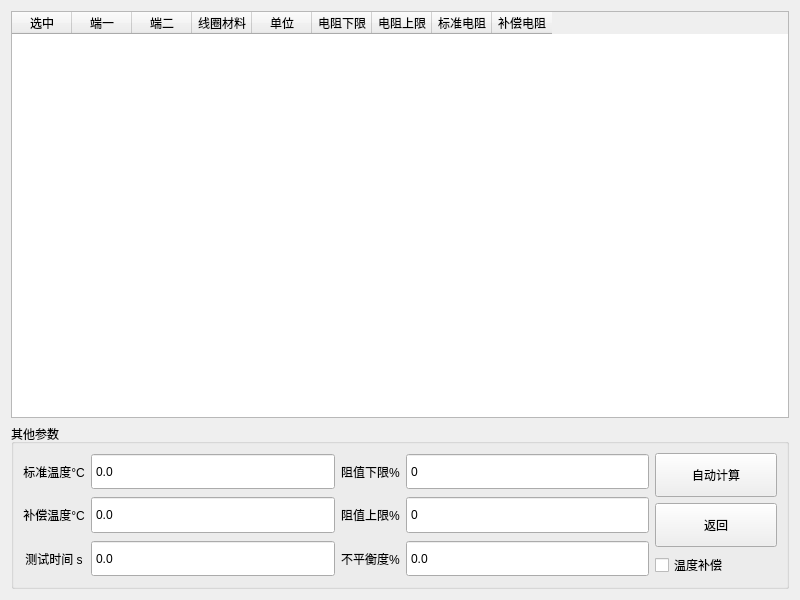
Old version of the form PageDcr.ui in the repository bloglink/aip-tester.
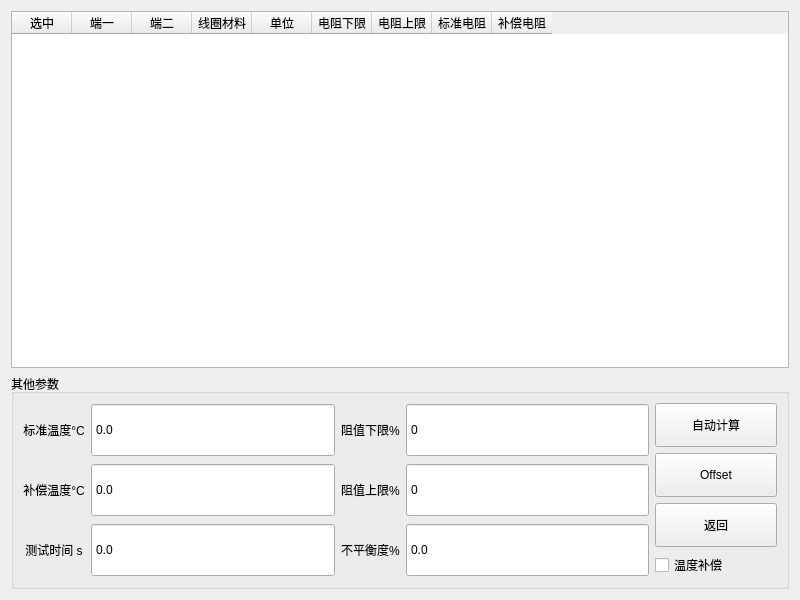
New version of the form.

```diff
--- a/PageDcr.ui
+++ b/PageDcr.ui
@@ -229,6 +229,19 @@
            </property>
           </widget>
          </item>
+         <item>
+          <widget class="QPushButton" name="BtnOffset">
+           <property name="minimumSize">
+            <size>
+             <width>97</width>
+             <height>44</height>
+            </size>
+           </property>
+           <property name="text">
+            <string>Offset</string>
+           </property>
+          </widget>
+         </item>
          <item>
           <widget class="QPushButton" name="BtnSDLRExit">
            <property name="sizePolicy">
```
Left out of the diff: 2 changed lines with no effect on the pictures.
